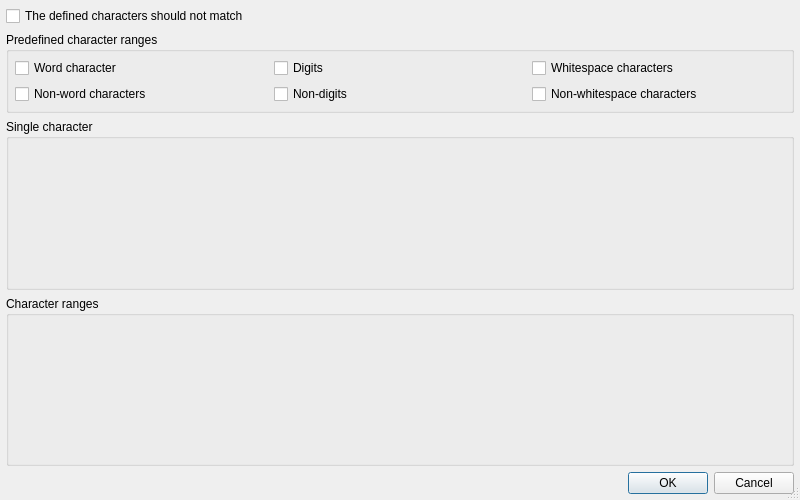
Before: the Qt Designer form Plugins/WizardPlugins/QRegExpWizard/QRegExpWizardCharactersDialog.ui in testmana2/test, drawn with Qt 5.
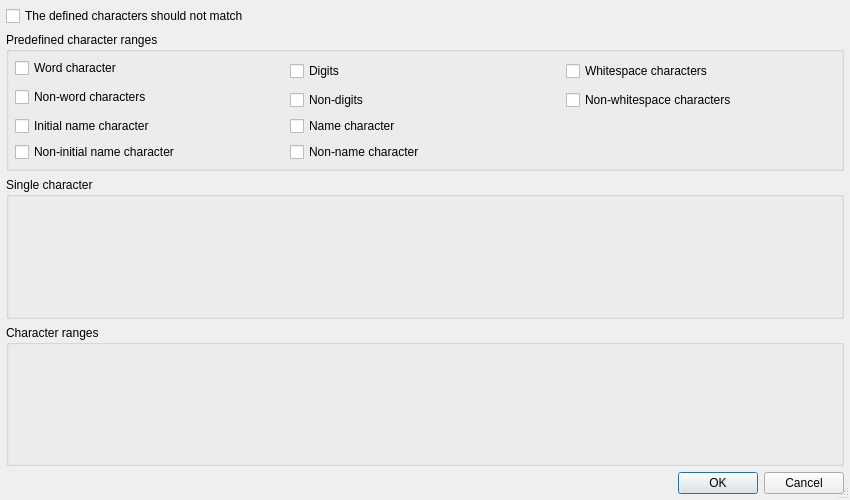
After: the same form once the commit is applied.

Commit message: Added support for the various pattern syntaxes to the QRegExp wizard.

Diff of the .ui file:
```diff
--- a/Plugins/WizardPlugins/QRegExpWizard/QRegExpWizardCharactersDialog.ui
+++ b/Plugins/WizardPlugins/QRegExpWizard/QRegExpWizardCharactersDialog.ui
@@ -1,11 +1,11 @@
 <ui version="4.0" >
  <class>QRegExpWizardCharactersDialog</class>
- <widget class="QDialog" name="QRegExpWizardCharactersDialog" >
-  <property name="geometry" >
+ <widget class="QDialog" name="QRegExpWizardCharactersDialog">
+  <property name="geometry">
    <rect>
     <x>0</x>
     <y>0</y>
-    <width>800</width>
+    <width>850</width>
     <height>500</height>
    </rect>
   </property>
@@ -15,59 +15,87 @@
   <property name="sizeGripEnabled" >
    <bool>true</bool>
   </property>
-  <layout class="QVBoxLayout" >
+  <layout class="QVBoxLayout" name="verticalLayout">
    <item>
-    <widget class="QCheckBox" name="negativeCheckBox" >
-     <property name="text" >
+    <widget class="QCheckBox" name="negativeCheckBox">
+     <property name="text">
       <string>The defined characters should not match</string>
      </property>
     </widget>
    </item>
    <item>
-    <widget class="QGroupBox" name="groupBox" >
-     <property name="title" >
+    <widget class="QGroupBox" name="predefinedBox">
+     <property name="title">
       <string>Predefined character ranges</string>
      </property>
-     <layout class="QGridLayout" >
-      <item row="1" column="2" >
-       <widget class="QCheckBox" name="nonWhitespaceCheckBox" >
-        <property name="text" >
-         <string>Non-whitespace characters</string>
+     <layout class="QGridLayout" name="gridLayout">
+      <item row="0" column="0">
+       <widget class="QCheckBox" name="wordCharCheckBox">
+        <property name="text">
+         <string>Word character</string>
         </property>
        </widget>
       </item>
-      <item row="1" column="1" >
-       <widget class="QCheckBox" name="nonDigitsCheckBox" >
-        <property name="text" >
-         <string>Non-digits</string>
-        </property>
-       </widget>
-      </item>
-      <item row="0" column="2" >
-       <widget class="QCheckBox" name="whitespaceCheckBox" >
-        <property name="text" >
-         <string>Whitespace characters</string>
-        </property>
-       </widget>
-      </item>
-      <item row="0" column="1" >
-       <widget class="QCheckBox" name="digitsCheckBox" >
-        <property name="text" >
+      <item row="0" column="1" rowspan="2">
+       <widget class="QCheckBox" name="digitsCheckBox">
+        <property name="text">
          <string>Digits</string>
         </property>
        </widget>
       </item>
-      <item row="1" column="0" >
-       <widget class="QCheckBox" name="nonWordCharCheckBox" >
-        <property name="text" >
+      <item row="0" column="2" rowspan="2">
+       <widget class="QCheckBox" name="whitespaceCheckBox">
+        <property name="text">
+         <string>Whitespace characters</string>
+        </property>
+       </widget>
+      </item>
+      <item row="1" column="0" rowspan="2">
+       <widget class="QCheckBox" name="nonWordCharCheckBox">
+        <property name="text">
          <string>Non-word characters</string>
         </property>
        </widget>
       </item>
-      <item row="0" column="0" >
-       <widget class="QCheckBox" name="wordCharCheckBox" >
-        <property name="text" >
-         <string>Word character</string>
+      <item row="2" column="1">
+       <widget class="QCheckBox" name="nonDigitsCheckBox">
+        <property name="text">
+         <string>Non-digits</string>
+        </property>
+       </widget>
+      </item>
+      <item row="2" column="2">
+       <widget class="QCheckBox" name="nonWhitespaceCheckBox">
+        <property name="text">
+         <string>Non-whitespace characters</string>
+        </property>
+       </widget>
+      </item>
+      <item row="3" column="0">
+       <widget class="QCheckBox" name="w3cInitialIdentifierCheckBox">
+        <property name="text">
+         <string>Initial name character</string>
+        </property>
+       </widget>
+      </item>
+      <item row="3" column="1" colspan="2">
+       <widget class="QCheckBox" name="w3cNmtokenCheckBox">
+        <property name="text">
+         <string>Name character</string>
+        </property>
+       </widget>
+      </item>
+      <item row="4" column="0">
+       <widget class="QCheckBox" name="w3cNonInitialIdentifierCheckBox">
+        <property name="text">
+         <string>Non-initial name character</string>
+        </property>
+       </widget>
+      </item>
+      <item row="4" column="1" colspan="2">
+       <widget class="QCheckBox" name="w3cNonNmtokenCheckBox">
+        <property name="text">
+         <string>Non-name character</string>
         </property>
        </widget>
       </item>
@@ -75,9 +103,9 @@
     </widget>
    </item>
    <item>
-    <widget class="QGroupBox" name="singlesBox" >
-     <property name="sizePolicy" >
-      <sizepolicy vsizetype="Expanding" hsizetype="Preferred" >
+    <widget class="QGroupBox" name="singlesBox">
+     <property name="sizePolicy">
+      <sizepolicy hsizetype="Preferred" vsizetype="Expanding">
        <horstretch>0</horstretch>
        <verstretch>0</verstretch>
       </sizepolicy>
@@ -88,9 +116,9 @@
     </widget>
    </item>
    <item>
-    <widget class="QGroupBox" name="rangesBox" >
-     <property name="sizePolicy" >
-      <sizepolicy vsizetype="Expanding" hsizetype="Preferred" >
+    <widget class="QGroupBox" name="rangesBox">
+     <property name="sizePolicy">
+      <sizepolicy hsizetype="Preferred" vsizetype="Expanding">
        <horstretch>0</horstretch>
        <verstretch>0</verstretch>
       </sizepolicy>
@@ -101,8 +129,8 @@
     </widget>
    </item>
    <item>
-    <widget class="QDialogButtonBox" name="buttonBox" >
-     <property name="orientation" >
+    <widget class="QDialogButtonBox" name="buttonBox">
+     <property name="orientation">
       <enum>Qt::Horizontal</enum>
      </property>
      <property name="standardButtons" >
@@ -112,7 +140,7 @@
    </item>
   </layout>
  </widget>
- <layoutdefault spacing="6" margin="6" />
+ <layoutdefault spacing="6" margin="6"/>
  <pixmapfunction>qPixmapFromMimeSource</pixmapfunction>
  <tabstops>
   <tabstop>negativeCheckBox</tabstop>
```
Left out of the diff: 26 changed lines with no effect on the pictures. The commit also changes 21 other files.
